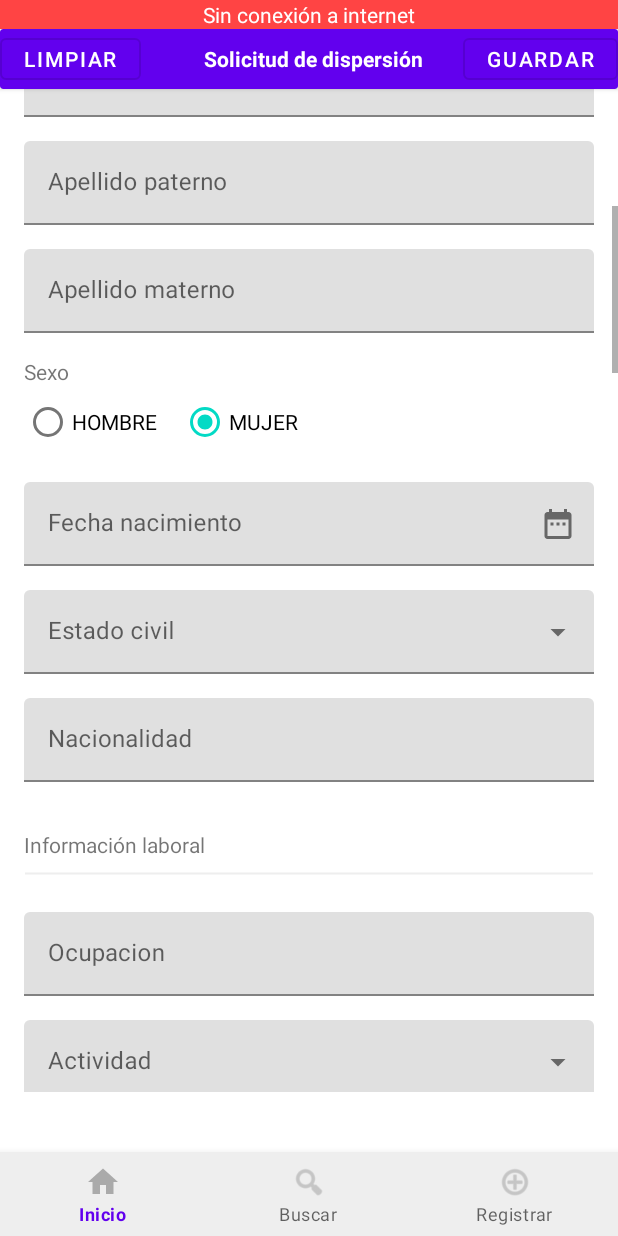
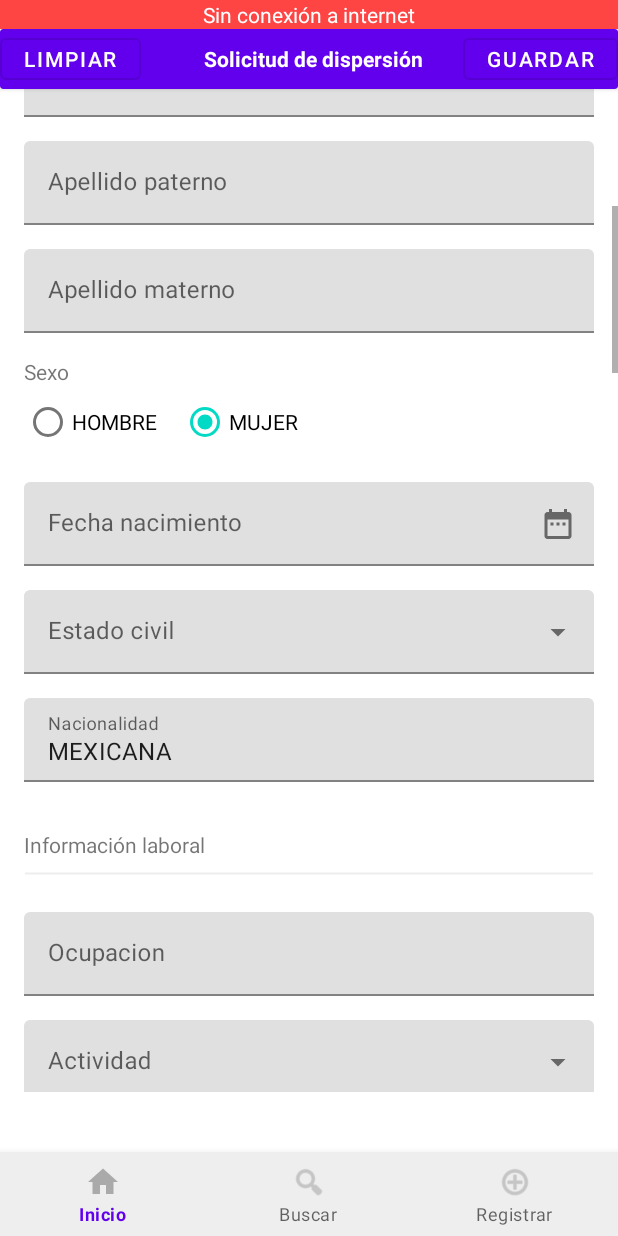
Before and after one commit to hugoviza/arkasis_app, an Android app: the fragment FragmentFormularioRegistro placed in its activity, scrolled down 468 dp, on a phone screen of 412 x 824 dp. Run offline under Robolectric (Android 15) with nearby library versions, the phone set to English and light mode, and no system bars; libraries missing offline, so code that uses them is left out: lecho.lib.hellocharts; pictures from the network do not load; Roboto replaces fonts that are not available here; 4 statements that could not run were skipped.

```diff
--- a/app/src/main/res/layout/fragment_formulario_registro.xml
+++ b/app/src/main/res/layout/fragment_formulario_registro.xml
@@ -261,11 +261,13 @@
                 android:layout_width="match_parent"
                 android:layout_height="wrap_content"
                 android:hint="Nacionalidad">
+
                 <com.google.android.material.textfield.TextInputEditText
                     android:id="@+id/txtNacionalidad"
                     android:layout_width="match_parent"
                     android:layout_height="wrap_content"
-                    android:inputType="textCapCharacters"/>
+                    android:inputType="textCapCharacters"
+                    android:text="MEXICANA" />
             </com.google.android.material.textfield.TextInputLayout>
 
 
@@ -346,7 +348,7 @@
                     android:layout_width="match_parent"
                     android:layout_height="wrap_content"
                     android:inputType="phone"
-                    android:maxLength="13"/>
+                    android:maxLength="10"/>
             </com.google.android.material.textfield.TextInputLayout>
 
             <com.google.android.material.textfield.TextInputLayout
@@ -358,7 +360,8 @@
                     android:id="@+id/txtTelefono"
                     android:layout_width="match_parent"
                     android:layout_height="wrap_content"
-                    android:inputType="phone"/>
+                    android:inputType="phone"
+                    android:maxLength="10"/>
             </com.google.android.material.textfield.TextInputLayout>
 
             <com.google.android.material.textfield.TextInputLayout
@@ -763,11 +766,13 @@
                 android:layout_width="match_parent"
                 android:layout_height="wrap_content"
                 android:hint="País">
+
                 <com.google.android.material.textfield.TextInputEditText
                     android:id="@+id/txtPaisOrigen"
                     android:layout_width="match_parent"
                     android:layout_height="wrap_content"
-                    android:inputType="textCapCharacters"/>
+                    android:inputType="textCapCharacters"
+                    tools:text="MÉXICO" />
             </com.google.android.material.textfield.TextInputLayout>
 
 
```
